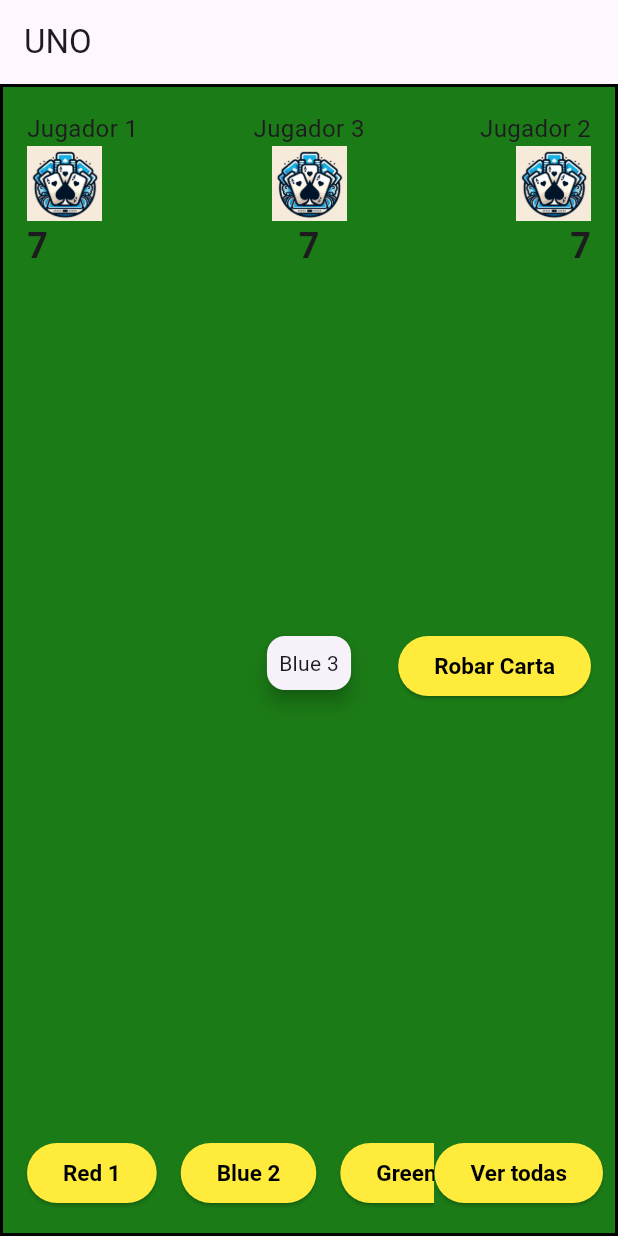
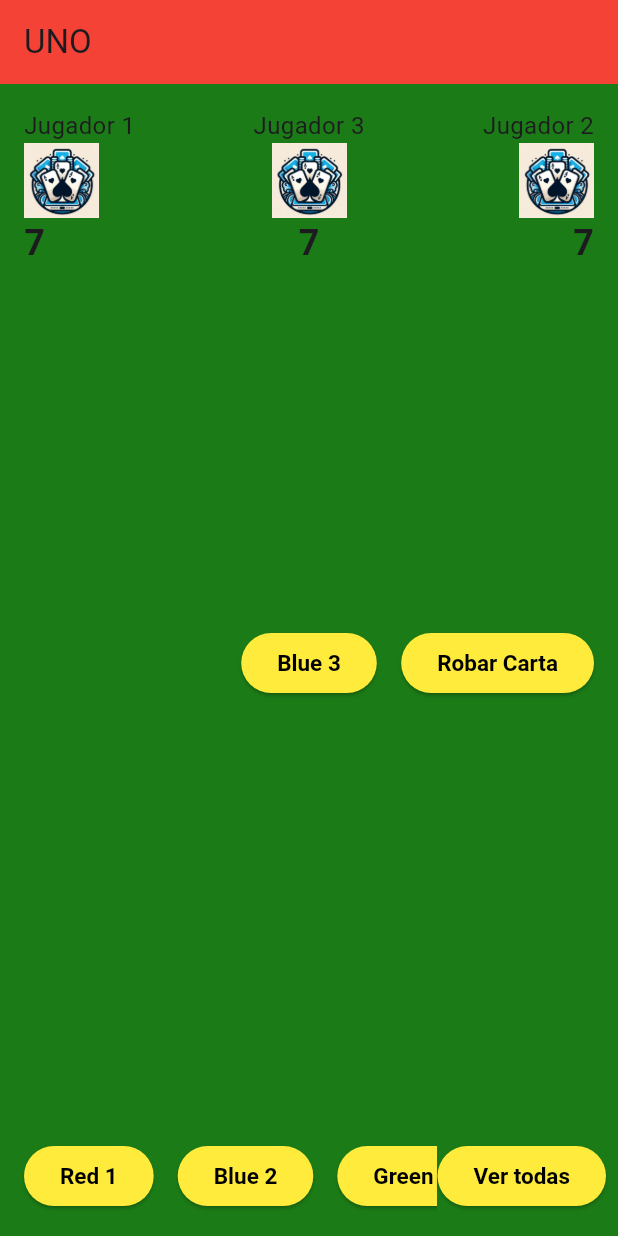
Before and after one commit to UNIZAR-30226-2024-13/Frontend-Movil, a Flutter app: the UnoGamePage screen opened directly, on a phone screen of 412 x 824 dp. Run offline on Flutter 3.47's test engine with Material 3 defaults, Android fonts, the phone set to English and light mode, and no system bars.

Commit message:
Update UNO.dart

```diff
--- a/lib/UNO.dart
+++ b/lib/UNO.dart
@@ -73,12 +73,12 @@
     return Scaffold(
       appBar: AppBar(
         title: Text('UNO'),
+        backgroundColor: Colors.red,
       ),
       body: Container(
         alignment: Alignment.center,
         decoration: BoxDecoration(
           color: Color.fromARGB(255, 27, 123, 22),
-          border: Border.all(color: Colors.black, width: 2.0),
         ),
         child: Stack(
           children: [
@@ -264,13 +264,20 @@
               right: 0,
               top: MediaQuery.of(context).size.height / 2 - 50,
               child: Center(
-                child: Card(
-                  elevation: 5.0,
-                  child: Padding(
-                    padding: EdgeInsets.all(8.0),
-                    child: Text(playedCard),
-
-                  ),
+                child: ElevatedButton(
+                  onPressed: () {
+                    // Aquí puedes agregar la lógica si se quiere hacer algo al tocar la carta jugada
+                  },
+                  child: Text(
+                    playedCard,),
+                    style: ButtonStyle(
+                      backgroundColor: MaterialStateProperty.all(Colors.yellow),
+                      foregroundColor: MaterialStateProperty.all(Colors.black),
+                      textStyle: MaterialStateProperty.all(TextStyle(
+                          fontSize: 15,
+                          fontWeight: FontWeight.bold
+                      ))
+                    ),
                 ),
               ),
             ),
```
